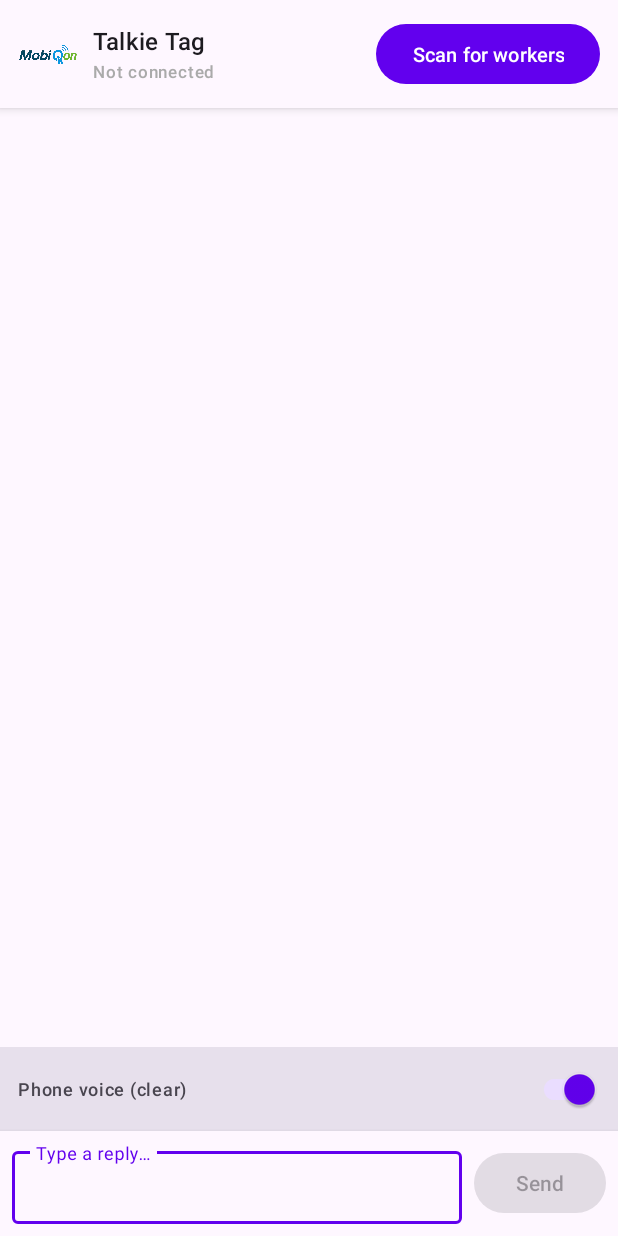
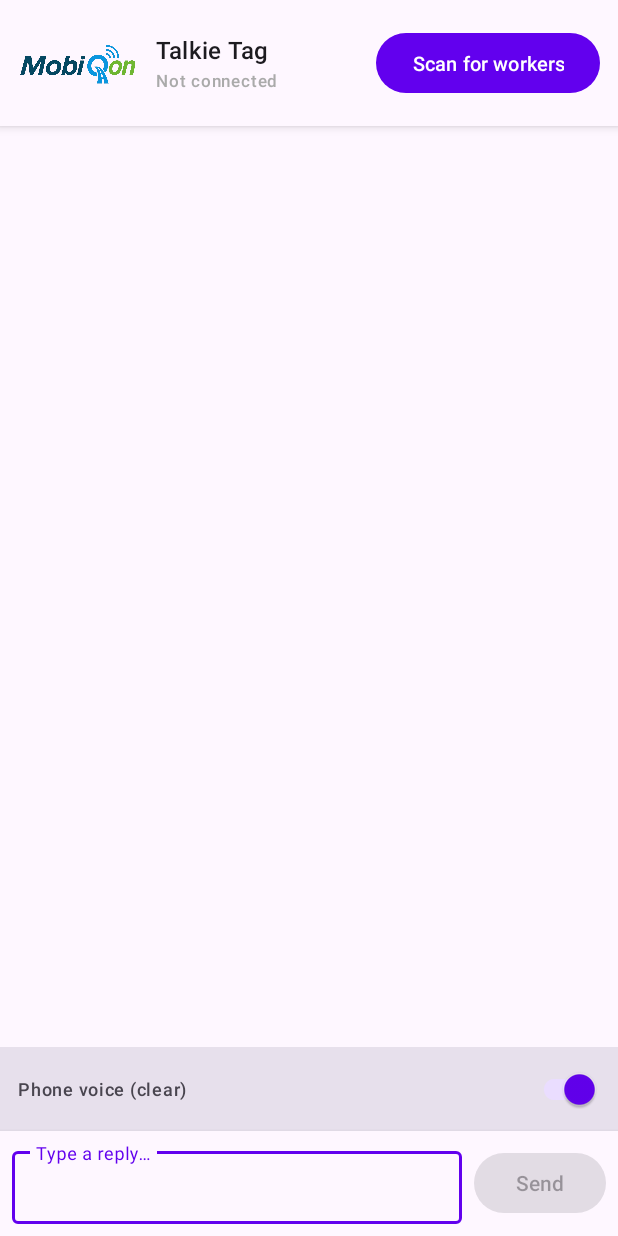
Before and after one commit to surnilla/audio-tag-android, an Android app: the screen it shows after launch (MainActivity), on a phone screen of 412 x 824 dp. Run offline under Robolectric (Android 15) with nearby library versions, the phone set to English and light mode, and no system bars.

Commit message:
Increase MobiQon logo size in top bar (80x60dp)
Co-Authored-By: Claude Sonnet 4.6 <noreply@anthropic.com>

```diff
--- a/app/src/main/res/layout/activity_main.xml
+++ b/app/src/main/res/layout/activity_main.xml
@@ -22,12 +22,12 @@
         app:layout_constraintEnd_toEndOf="parent">
 
         <ImageView
-            android:layout_width="40dp"
-            android:layout_height="40dp"
+            android:layout_width="80dp"
+            android:layout_height="60dp"
             android:src="@drawable/logo_mobiqon"
             android:scaleType="fitCenter"
             android:contentDescription="MobiQon logo"
-            android:layout_marginEnd="10dp" />
+            android:layout_marginEnd="12dp" />
 
         <LinearLayout
             android:layout_width="0dp"
```
